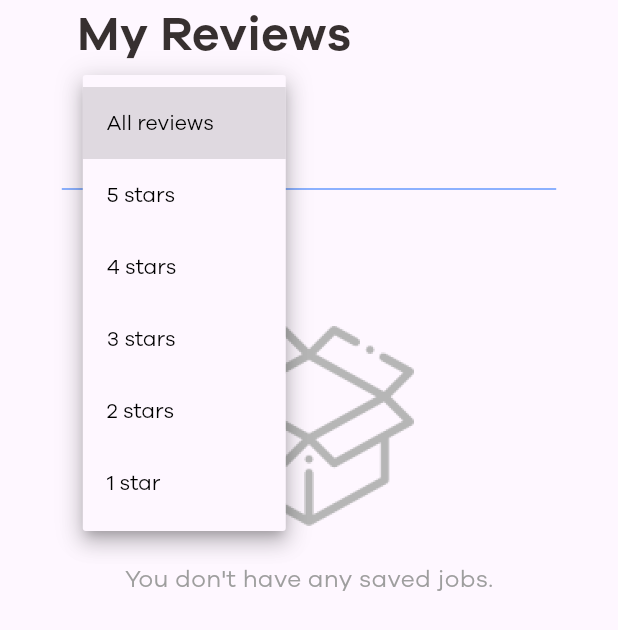
After one commit to Dan-Galano/Huzzl, a Flutter app: the MyReviewsView screen opened directly, after a tap on "All reviews", on a phone screen of 412 x 824 dp. The commit adds this screen. Shown: the top 630 px of the screen. Run offline on Flutter 3.47's test engine with Material 3 defaults, Android fonts, the phone set to English and light mode, and no system bars; our stand-ins replace cloud_firestore, email_validator, file_picker, firebase_auth, firebase_core, flutter_easyloading and 3 more; missing offline and left inert: dart:html, docx_to_text, drop_down_search_field, syncfusion_flutter_pdf, syncfusion_flutter_pdfviewer; accounts and stored records are empty; network calls fail; statements that could not run were skipped.

Commit message:
added myReviews in jobseeker

```diff
--- a/lib/views/job seekers/main_screen.dart
+++ b/lib/views/job seekers/main_screen.dart
@@ -4,6 +4,7 @@ import 'package:flutter/material.dart';
 import 'package:huzzl_web/views/job%20seekers/company%20reviews/company_reviews.dart';
 import 'package:huzzl_web/views/job%20seekers/home/00%20home.dart';
 import 'package:huzzl_web/views/job%20seekers/my_jobs/my_jobs.dart';
+import 'package:huzzl_web/views/job%20seekers/my_reviews/my_reviews.dart';
 import 'package:huzzl_web/widgets/navbar/navbar_home.dart';
 
 class JobseekerMainScreen extends StatefulWidget {
@@ -19,6 +20,7 @@ class _JobseekerMainScreenState extends State<JobseekerMainScreen> {
     JobSeekerHomeScreen(),
     CompanyReviews(),
     MyJobsView(),
+    MyReviewsView(),
   ];
 
   void _onNavBarItemTapped(int index) {
--- /dev/null
+++ b/lib/views/job seekers/my_reviews/my_reviews.dart
@@ -0,0 +1,136 @@
+import 'package:flutter/material.dart';
+import 'package:gap/gap.dart';
+import 'package:huzzl_web/views/job%20seekers/my_jobs/views/applied_view.dart';
+import 'package:huzzl_web/views/job%20seekers/my_jobs/views/archived_view.dart';
+import 'package:huzzl_web/views/job%20seekers/my_jobs/views/interviews_view.dart';
+import 'package:huzzl_web/views/job%20seekers/my_jobs/views/saved_view.dart';
+import 'package:huzzl_web/views/job%20seekers/my_reviews/views/reviews_view.dart';
+
+class MyReviewsView extends StatefulWidget {
+  const MyReviewsView({super.key});
+
+  @override
+  State<MyReviewsView> createState() => _MyReviewsViewState();
+}
+
+class _MyReviewsViewState extends State<MyReviewsView>
+    with SingleTickerProviderStateMixin {
+  List<String> datePostedOptions = [
+    '5 stars',
+    '4 stars',
+    '3 stars',
+    '2 stars',
+    '1 star'
+  ];
+
+  String myReviews = 'All reviews';
+
+  Widget _buildCustomDropdown<T>({
+    required T value,
+    required List<T> items,
+    required ValueChanged<T?> onChanged,
+  }) {
+    return Container(
+      height: 40,
+      padding: const EdgeInsets.symmetric(horizontal: 12),
+      decoration: BoxDecoration(
+        border: Border.all(color: const Color(0xffD9D9D9), width: 2),
+        borderRadius: BorderRadius.circular(10), // Rounded border
+      ),
+      child: DropdownButton<T>(
+        value: value,
+        icon: const Icon(Icons.arrow_drop_down),
+        underline: const SizedBox(), // Remove default underline
+        isExpanded: false, // Prevent the dropdown from covering itself
+        style: const TextStyle(color: Colors.black),
+        onChanged: onChanged,
+        items: items.map<DropdownMenuItem<T>>((T value) {
+          return DropdownMenuItem<T>(
+            value: value,
+            child: Text(
+              value.toString(),
+              style: const TextStyle(fontFamily: 'Galano'),
+            ),
+          );
+        }).toList(),
+      ),
+    );
+  }
+
+  @override
+  Widget build(BuildContext context) {
+    return Scaffold(
+      body: Column(
+        mainAxisSize: MainAxisSize.min,
+        children: [
+          //==================================== Header ====================================
+          Padding(
+            padding: EdgeInsets.symmetric(
+                horizontal: MediaQuery.of(context).size.width * 0.1),
+            child: Column(
+              crossAxisAlignment: CrossAxisAlignment.start,
+              children: [
+                LayoutBuilder(
+                  builder: (context, constraints) {
+                    double screenWidth = constraints.maxWidth;
+                    double textFieldWidth = screenWidth * 0.7;
+                    double spacing = screenWidth > 600 ? 20 : 10;
+
+                    return Row(
+                      children: [
+                        SizedBox(width: spacing),
+                        const Text(
+                          'My Reviews',
+                          style: TextStyle(
+                            decoration: TextDecoration.none,
+                            fontSize: 32,
+                            color: Color(0xff373030),
+                            fontFamily: 'Galano',
+                            fontWeight: FontWeight.w700,
+                          ),
+                        ),
+                      ],
+                    );
+                  },
+                ),
+                Padding(
+                  padding: const EdgeInsets.all(16.0),
+                  child: _buildCustomDropdown<String>(
+                    value: myReviews,
+                    items: [
+                      'All reviews',
+                      '5 stars',
+                      '4 stars',
+                      '3 stars',
+                      '2 stars',
+                      '1 star'
+                    ],
+                    onChanged: (String? newValue) {
+                      setState(() {
+                        myReviews = newValue!;
+                      });
+                    },
+                  ),
+                ),
+              ],
+            ),
+          ),
+          // const MyReviewsView(),
+          Padding(
+            padding: EdgeInsets.symmetric(
+                horizontal: MediaQuery.of(context).size.width * 0.1),
+            child: Column(
+              children: [
+                Divider(
+                  color: Color(0xff669AFF),
+                ),
+                const Gap(80),
+                MyReviews(),
+              ],
+            ),
+          ),
+        ],
+      ),
+    );
+  }
+}
--- /dev/null
+++ b/lib/views/job seekers/my_reviews/views/reviews_view.dart
@@ -0,0 +1,37 @@
+import 'package:flutter/material.dart';
+import 'package:gap/gap.dart';
+
+class MyReviews extends StatelessWidget {
+  MyReviews({super.key});
+
+  final List myReviews = [];
+
+  @override
+  Widget build(BuildContext context) {
+    if (myReviews.isNotEmpty) {
+      return const Center(
+        child: Text('Your reviews will appear here.'),
+      );
+    } else {
+      return Column(
+        crossAxisAlignment: CrossAxisAlignment.center,
+        mainAxisSize: MainAxisSize.min,
+        // mainAxisAlignment: MainAxisAlignment.center,
+        children: [
+          Image.asset(
+            "assets/images/empty_box.png",
+            width: 140,
+          ),
+          const Gap(20),
+          const Text(
+            "You don't have any saved jobs.",
+            style: TextStyle(
+              fontSize: 16,
+              color: Colors.grey,
+            ),
+          ),
+        ],
+      );
+    }
+  }
+}
--- a/lib/widgets/navbar/navbar_home.dart
+++ b/lib/widgets/navbar/navbar_home.dart
@@ -165,7 +165,7 @@ class _NavBarHomeState extends State<NavBarHome> {
                         switchScreen(2);
                         break;
                       case 'my_reviews':
-                        showMyReviewsDialog(context);
+                        switchScreen(3);
                         break;
                       case 'close_account':
                         showCloseAccountDialog(context);
```
